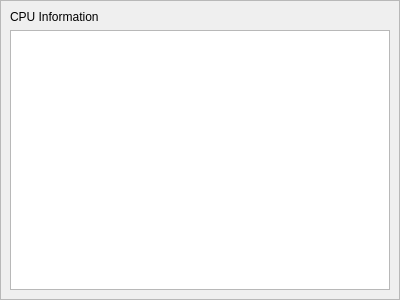
Qt form modules/hardwareCPU.ui (BackupTheBerlios/cadi-panel) before a commit.
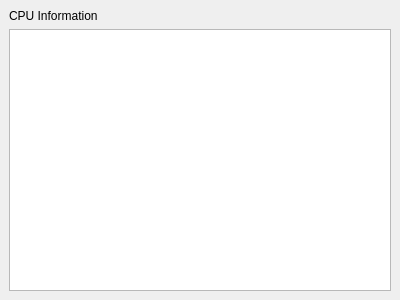
The same form after that commit.

What changed in the file:
```diff
--- a/modules/hardwareCPU.ui
+++ b/modules/hardwareCPU.ui
@@ -25,6 +25,9 @@
    </property>
    <item>
     <widget class="QScrollArea" name="scrollArea">
+     <property name="frameShape">
+      <enum>QFrame::NoFrame</enum>
+     </property>
      <property name="widgetResizable">
       <bool>true</bool>
      </property>
@@ -33,8 +36,8 @@
        <rect>
         <x>0</x>
         <y>0</y>
-        <width>398</width>
-        <height>298</height>
+        <width>400</width>
+        <height>300</height>
        </rect>
       </property>
       <property name="sizePolicy">
```
